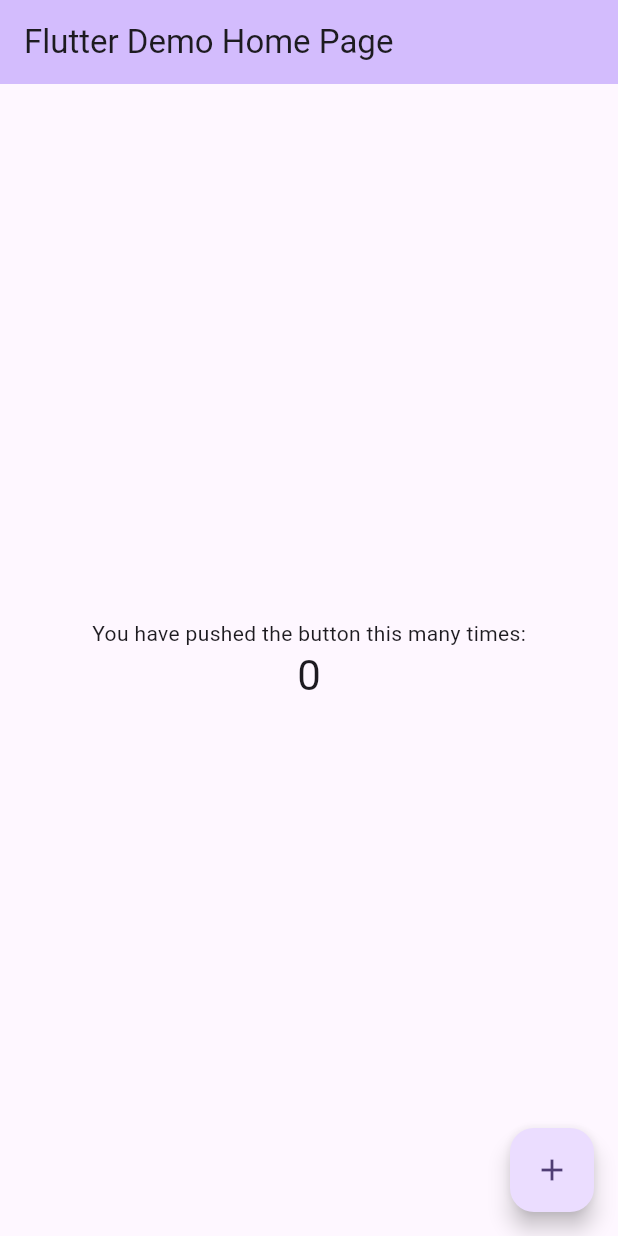
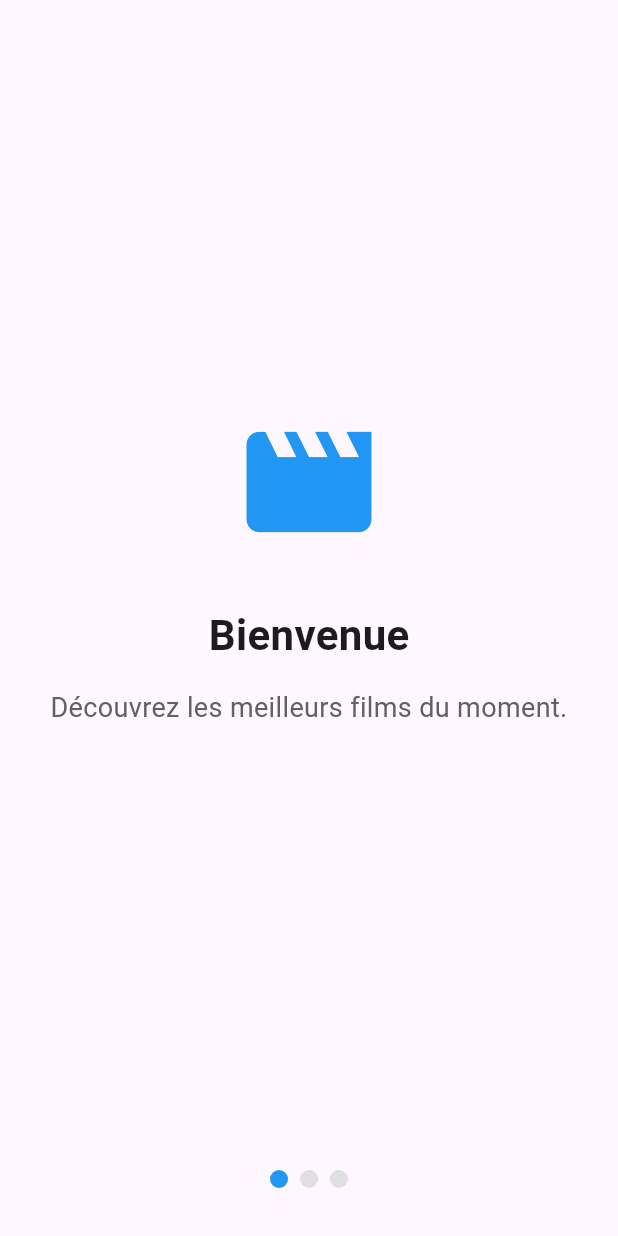
Before and after one commit to Dragapsy/movie_app, a Flutter app: the screen it shows after launch, on a phone screen of 412 x 824 dp. Run offline on Flutter 3.47's test engine with Material 3 defaults, Android fonts, the phone set to English and light mode, and no system bars; drawn by our look-alikes of smooth_page_indicator.

Commit message:
Onboarding page

```diff
--- a/lib/main.dart
+++ b/lib/main.dart
@@ -1,4 +1,5 @@
 import 'package:flutter/material.dart';
+import 'screens/onboarding_screen.dart';
 
 void main() {
   runApp(const MyApp());
@@ -31,7 +32,7 @@ class MyApp extends StatelessWidget {
         colorScheme: ColorScheme.fromSeed(seedColor: Colors.deepPurple),
         useMaterial3: true,
       ),
-      home: const MyHomePage(title: 'Flutter Demo Home Page'),
+      home: const OnboardingScreen(),
     );
   }
 }
--- /dev/null
+++ b/lib/screens/onboarding_screen.dart
@@ -0,0 +1,107 @@
+import 'package:flutter/material.dart';
+import 'package:smooth_page_indicator/smooth_page_indicator.dart';
+
+class OnboardingScreen extends StatefulWidget {
+  const OnboardingScreen({Key? key}) : super(key: key);
+
+  @override
+  State<OnboardingScreen> createState() => _OnboardingScreenState();
+}
+
+class _OnboardingScreenState extends State<OnboardingScreen> {
+  final PageController _controller = PageController();
+
+  int _currentPage = 0;
+
+  final List<Map<String, dynamic>> _pages = [
+    {
+      'icon': Icons.movie,
+      'title': 'Bienvenue',
+      'desc': 'Découvrez les meilleurs films du moment.'
+    },
+    {
+      'icon': Icons.star,
+      'title': 'Favoris',
+      'desc': 'Ajoutez vos films préférés à votre liste.'
+    },
+    {
+      'icon': Icons.search,
+      'title': 'Recherche',
+      'desc': 'Trouvez rapidement n’importe quel film.'
+    },
+  ];
+
+  @override
+  void dispose() {
+    _controller.dispose();
+    super.dispose();
+  }
+
+  @override
+  Widget build(BuildContext context) {
+    return Scaffold(
+      body: SafeArea(
+        child: Column(
+          children: [
+            Expanded(
+              child: PageView.builder(
+                controller: _controller,
+                itemCount: _pages.length,
+                onPageChanged: (index) {
+                  setState(() {
+                    _currentPage = index;
+                  });
+                },
+                itemBuilder: (context, index) {
+                  final page = _pages[index];
+                  return Column(
+                    mainAxisAlignment: MainAxisAlignment.center,
+                    children: [
+                      Icon(page['icon'], size: 100, color: Colors.blue),
+                      SizedBox(height: 32),
+                      Text(
+                        page['title'],
+                        style: TextStyle(fontSize: 28, fontWeight: FontWeight.bold),
+                      ),
+                      SizedBox(height: 16),
+                      Padding(
+                        padding: const EdgeInsets.symmetric(horizontal: 32.0),
+                        child: Text(
+                          page['desc'],
+                          textAlign: TextAlign.center,
+                          style: TextStyle(fontSize: 18, color: Colors.grey[700]),
+                        ),
+                      ),
+                      if (index == _pages.length - 1)
+                        Padding(
+                          padding: const EdgeInsets.only(top: 40.0),
+                          child: ElevatedButton(
+                            onPressed: () {
+                              // TODO: Navigate to Auth Wrapper
+                            },
+                            child: Text('Commencer'),
+                          ),
+                        ),
+                    ],
+                  );
+                },
+              ),
+            ),
+            SizedBox(height: 24),
+            SmoothPageIndicator(
+              controller: _controller,
+              count: _pages.length,
+              effect: WormEffect(
+                dotHeight: 12,
+                dotWidth: 12,
+                activeDotColor: Colors.blue,
+                dotColor: Colors.grey.shade300,
+              ),
+            ),
+            SizedBox(height: 32),
+          ],
+        ),
+      ),
+    );
+  }
+}
```
